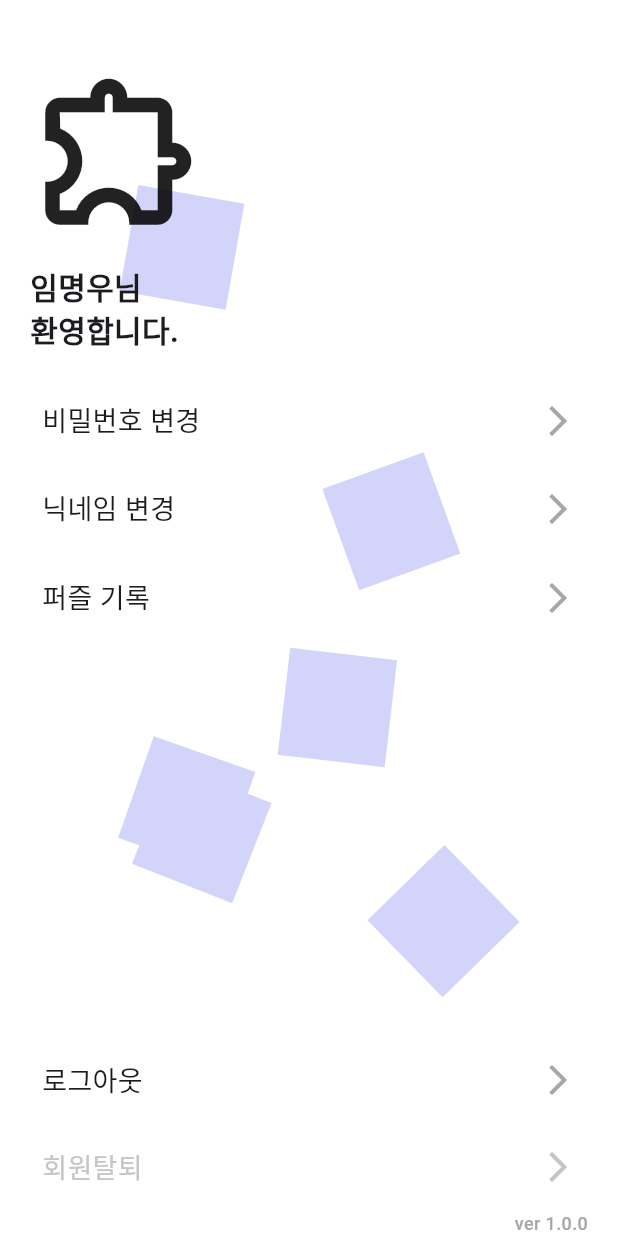
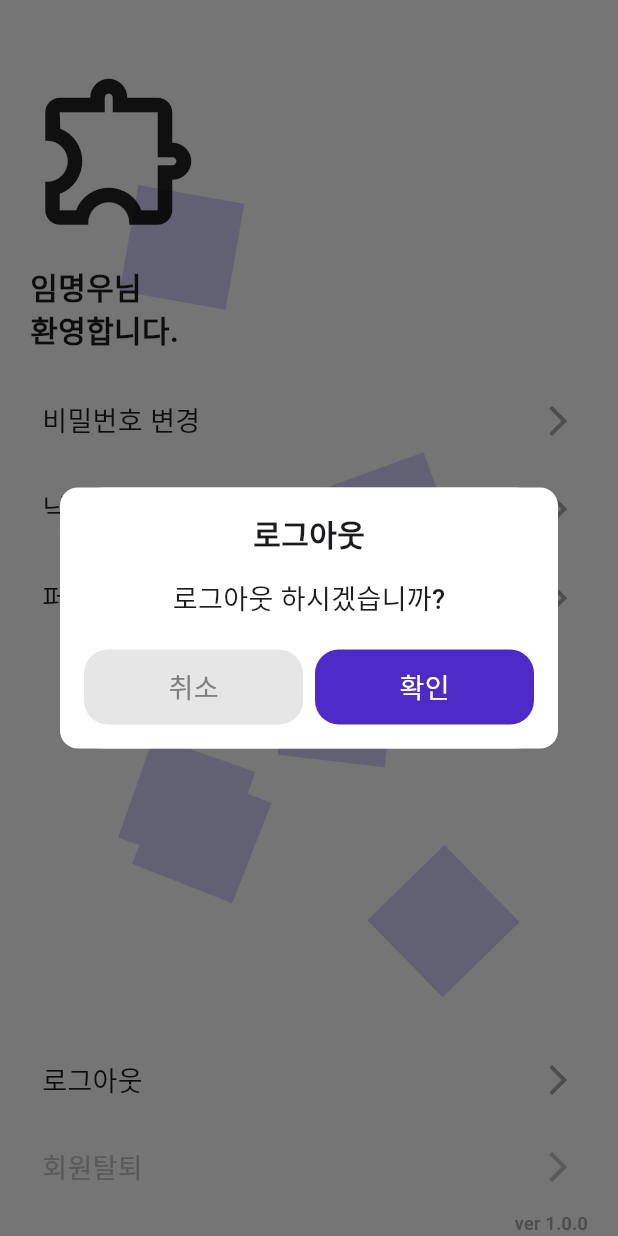
Before and after one commit to Dansot4891/jogak_jogak, a Flutter app: the screen it shows after launch, after a tap on "로그아웃", on a phone screen of 412 x 824 dp. Run offline on Flutter 3.47's test engine with Material 3 defaults, Android fonts, the light colour scheme and no system bars; our stand-ins replace firebase_core, image_picker; accounts and stored records are empty; Roboto replaces fonts that are missing (Pretendard).

Commit message:
[feat] dialog 로직 구현 및 로그아웃/회원탈퇴 dialog 추가 1. Dialog widget 추가 2. Show dialog util class 추가 3. 마이페이지 로그아웃/회원탈퇴 dialog 추가

```diff
--- /dev/null
+++ b/lib/core/util/dialog/app_show_dialog.dart
@@ -0,0 +1,12 @@
+import 'package:flutter/material.dart';
+
+class AppShowDialog {
+  static void show(BuildContext context, Dialog dialog) {
+    showDialog(
+      context: context,
+      builder: (context) {
+        return dialog;
+      },
+    );
+  }
+}
--- a/lib/presentation/base/widgets/button/app_button.dart
+++ b/lib/presentation/base/widgets/button/app_button.dart
@@ -18,6 +18,7 @@ class AppButton extends StatelessWidget {
   final double borderRadius;
   final double verticalPadding;
   final double horizontalPadding;
+  final bool isExpanded;
 
   const AppButton({
     required this.text,
@@ -32,14 +33,22 @@ class AppButton extends StatelessWidget {
     this.verticalPadding = 12,
     this.horizontalPadding = 0,
     this.horizontalMargin = 0,
+    this.isExpanded = false,
     required this.onTap,
     super.key,
   });
 
   @override
   Widget build(BuildContext context) {
+    if (isExpanded) {
+      return Expanded(child: appButton());
+    }
+    return appButton();
+  }
+
+  InkWell appButton() {
     return InkWell(
-      // borderRadius: BorderRadius.all(Radius.circular(borderRadius)),
+      // borderRadius: BorderRadius.circular(borderRadius),
       onTap: onTap,
       splashColor: Colors.white,
       highlightColor: Colors.black,
@@ -54,7 +63,12 @@ class AppButton extends StatelessWidget {
           borderRadius: BorderRadius.circular(borderRadius),
           border: border,
         ),
-        child: Center(child: Text(text, style: AppTextStyle.button)),
+        child: Center(
+          child: Text(
+            text,
+            style: AppTextStyle.button.copyWith(color: textColor),
+          ),
+        ),
       ),
     );
   }
--- /dev/null
+++ b/lib/presentation/base/widgets/dialog/app_dialog.dart
@@ -0,0 +1,122 @@
+import 'package:flutter/material.dart';
+import 'package:jogak_jogak/core/style/app_color.dart';
+import 'package:jogak_jogak/core/style/app_text_style.dart';
+import 'package:jogak_jogak/presentation/base/widgets/button/app_button.dart';
+
+class AppDialog extends Dialog {
+  final String title;
+  final String btnText;
+  final Widget? innerWidget;
+  final String? btnLeftText;
+  final String? subText;
+  final VoidCallback onBtnClicked;
+  final VoidCallback? onBtnRightClicked;
+  final double? width;
+  const AppDialog({
+    required this.title,
+    required this.btnText,
+    this.subText,
+    this.innerWidget,
+    this.btnLeftText,
+    required this.onBtnClicked,
+    this.onBtnRightClicked,
+    this.width,
+    super.key,
+  });
+
+  // 버튼 한 개
+  factory AppDialog.singleBtn({
+    required String title,
+    required String btnText,
+    String? subText,
+    required VoidCallback onBtnClicked,
+    double? width,
+  }) {
+    return AppDialog(
+      title: title,
+      subText: subText,
+      btnText: btnText,
+      onBtnClicked: onBtnClicked,
+      width: width,
+    );
+  }
+
+  // 버튼 한 개
+  factory AppDialog.doubleBtns({
+    required String title,
+    required String btnLeftText,
+    required String btnRightText,
+    required VoidCallback onBtnLeftClicked,
+    required VoidCallback onBtnRightClicked,
+    String? subText,
+    double? width,
+  }) {
+    return AppDialog(
+      title: title,
+      subText: subText,
+      btnText: btnLeftText,
+      btnLeftText: btnRightText,
+      onBtnClicked: onBtnLeftClicked,
+      onBtnRightClicked: onBtnRightClicked,
+      width: width,
+    );
+  }
+
+  @override
+  Widget build(BuildContext context) {
+    return Dialog(
+      child: Container(
+        width: width,
+        padding: const EdgeInsets.all(16),
+        decoration: BoxDecoration(
+          borderRadius: BorderRadius.circular(12),
+          color: AppColor.white,
+        ),
+        child: Column(
+          mainAxisSize: MainAxisSize.min,
+          children: [
+            Text(title, style: AppTextStyle.title2),
+
+            if (subText != null)
+              Padding(
+                padding: const EdgeInsets.only(top: 16, bottom: 20),
+                child: Text(subText!, style: AppTextStyle.body2),
+              ),
+            if (subText == null) const SizedBox(height: 16),
+
+            // inner widget
+            if (innerWidget != null) innerWidget!,
+
+            // two button
+            if (btnLeftText != null && onBtnRightClicked != null)
+              Row(
+                children: [
+                  AppButton(
+                    text: btnText,
+                    onTap: onBtnClicked,
+                    textColor: AppColor.grey80,
+                    bgColor: AppColor.greyE6,
+                    isExpanded: true,
+                  ),
+                  SizedBox(width: 8),
+                  AppButton(
+                    text: btnLeftText!,
+                    onTap: onBtnRightClicked,
+                    isExpanded: true,
+                  ),
+                ],
+              ),
+
+            // one button
+            if (btnLeftText == null || onBtnRightClicked == null)
+              AppButton(
+                text: btnText,
+                onTap: onBtnClicked,
+                bgColor: AppColor.sub,
+              ),
+          ],
+        ),
+      ),
+    );
+  }
+}
--- a/lib/presentation/my_info/pages/my_page.dart
+++ b/lib/presentation/my_info/pages/my_page.dart
@@ -2,7 +2,9 @@ import 'package:flutter/material.dart';
 import 'package:jogak_jogak/core/service/app_size.dart';
 import 'package:jogak_jogak/core/style/app_color.dart';
 import 'package:jogak_jogak/core/style/app_text_style.dart';
+import 'package:jogak_jogak/core/util/dialog/app_show_dialog.dart';
 import 'package:jogak_jogak/presentation/base/pages/bouncing_boxes_page.dart';
+import 'package:jogak_jogak/presentation/base/widgets/dialog/app_dialog.dart';
 import 'package:jogak_jogak/presentation/my_info/widgets/setting_card.dart';
 
 class MyPage extends StatelessWidget {
@@ -38,10 +40,37 @@ class MyPage extends StatelessWidget {
               child: Column(
                 children: [
                   Spacer(),
-                  SettingCard(text: '로그아웃', onTap: () {}),
+                  SettingCard(
+                    text: '로그아웃',
+                    onTap: () {
+                      AppShowDialog.show(
+                        context,
+                        AppDialog(
+                          title: '로그아웃',
+                          subText: '로그아웃 하시겠습니까?',
+                          btnText: '취소',
+                          btnLeftText: '확인',
+                          onBtnRightClicked: () {},
+                          onBtnClicked: () {},
+                        ),
+                      );
+                    },
+                  ),
                   SettingCard(
                     text: '회원탈퇴',
-                    onTap: () {},
+                    onTap: () {
+                      AppShowDialog.show(
+                        context,
+                        AppDialog(
+                          title: '회원탈퇴',
+                          subText: '회원탈퇴 하시겠습니까?',
+                          btnText: '취소',
+                          btnLeftText: '확인',
+                          onBtnRightClicked: () {},
+                          onBtnClicked: () {},
+                        ),
+                      );
+                    },
                     baseColor: AppColor.greyC5,
                   ),
                   Align(
```
Also changed, not shown: lib/core/style/app_text_style.dart (+15 -0 lines).
